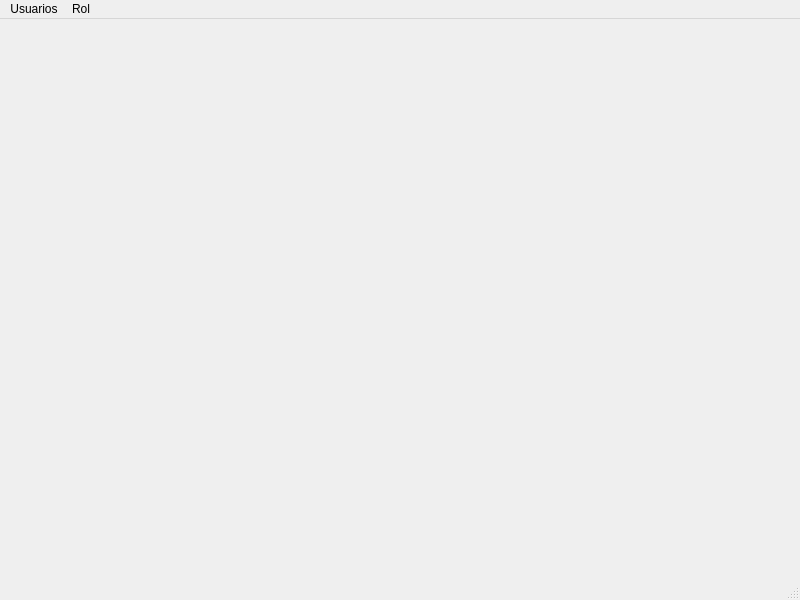
The window that vistas/vw_home.ui (Jorge22L/PySeguridad) describes before a commit, drawn with Qt 5.
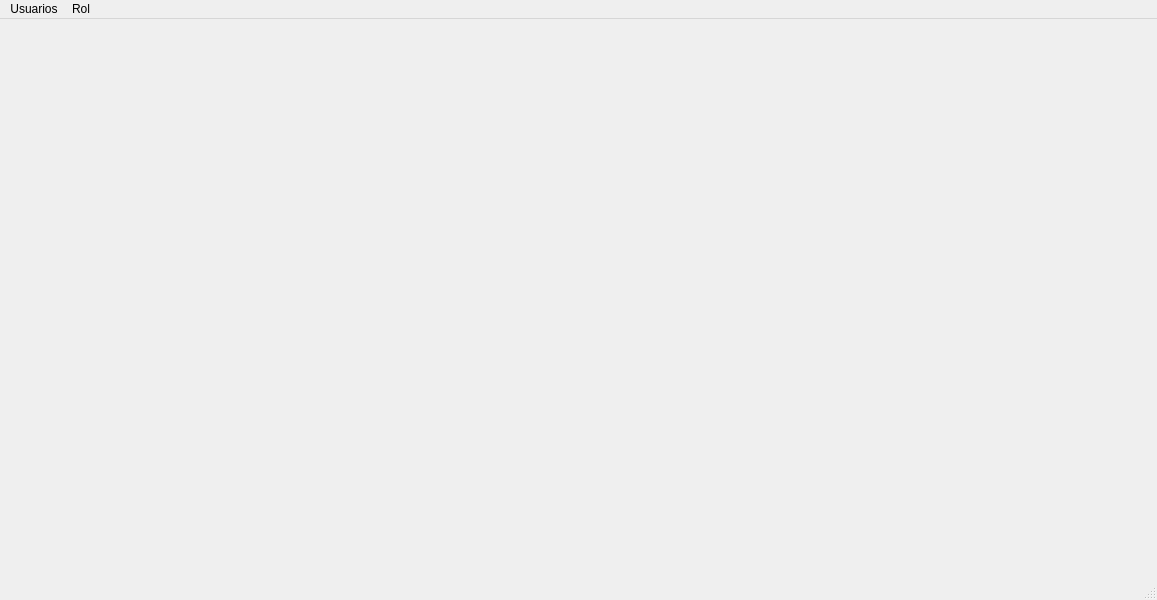
The same window after the commit.

What changed in the file:
```diff
--- a/vistas/vw_home.ui
+++ b/vistas/vw_home.ui
@@ -6,20 +6,32 @@
    <rect>
     <x>0</x>
     <y>0</y>
-    <width>800</width>
+    <width>1157</width>
     <height>600</height>
    </rect>
   </property>
   <property name="windowTitle">
    <string>Seguridad</string>
   </property>
-  <widget class="QWidget" name="centralwidget"/>
+  <widget class="QWidget" name="centralwidget">
+   <widget class="QWidget" name="verticalLayoutWidget">
+    <property name="geometry">
+     <rect>
+      <x>-1</x>
+      <y>-1</y>
+      <width>1141</width>
+      <height>571</height>
+     </rect>
+    </property>
+    <layout class="QVBoxLayout" name="verticalLayout"/>
+   </widget>
+  </widget>
   <widget class="QMenuBar" name="menubar">
    <property name="geometry">
     <rect>
      <x>0</x>
      <y>0</y>
-     <width>800</width>
+     <width>1157</width>
      <height>22</height>
     </rect>
    </property>
```
Left out of the diff: 7 changed lines with no effect on the pictures.
